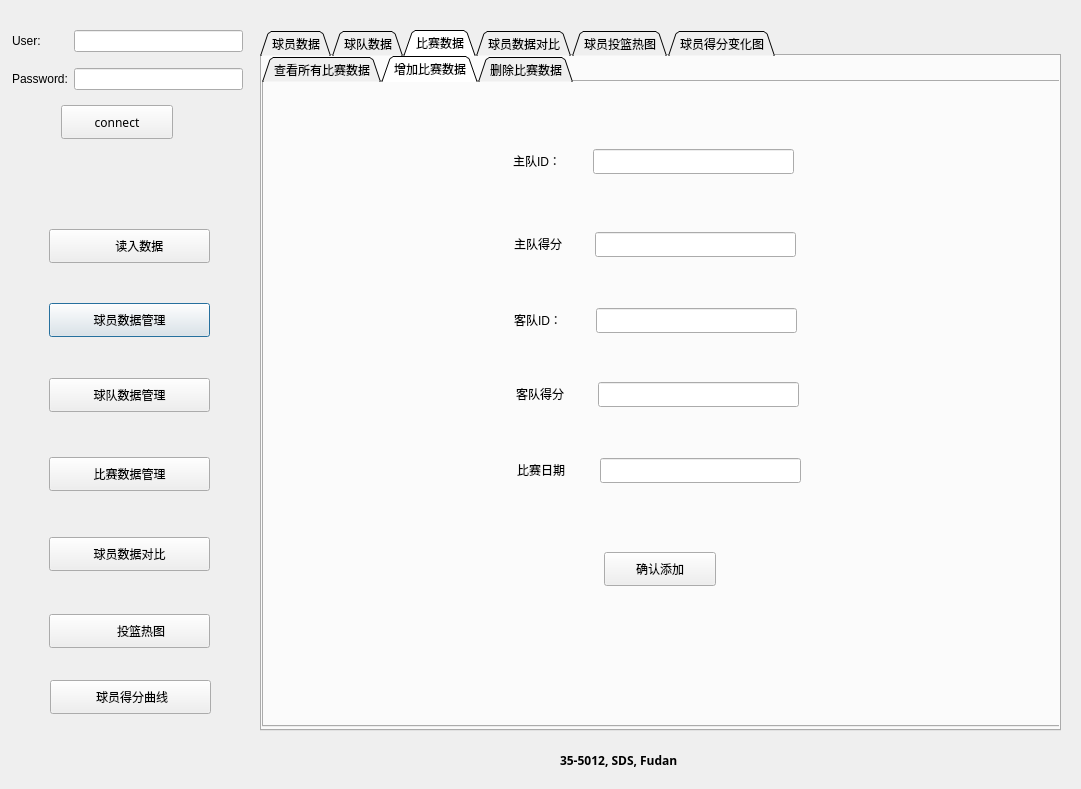
The window that venv/main.ui (pickerxxr/Database_project_5012) describes before a commit, drawn with Qt 5.
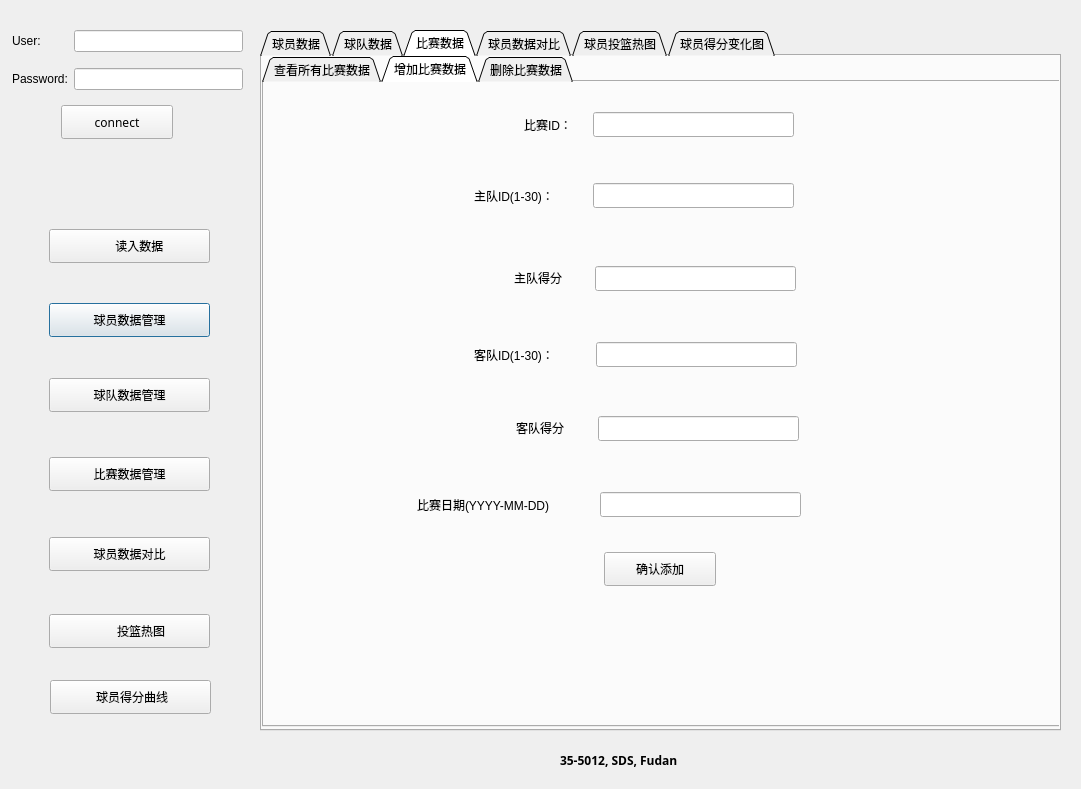
The same window after the commit. The open tabs and pages were chosen to show the change. Icons and pictures are not drawn.

The edit to the form file:
```diff
--- a/venv/main.ui
+++ b/venv/main.ui
@@ -1546,7 +1546,7 @@
        <property name="geometry">
         <rect>
          <x>329</x>
-         <y>67</y>
+         <y>101</y>
          <width>201</width>
          <height>25</height>
         </rect>
@@ -1555,21 +1555,21 @@
       <widget class="QLabel" name="games_add_home_id_label">
        <property name="geometry">
         <rect>
-         <x>249</x>
-         <y>70</y>
-         <width>81</width>
-         <height>18</height>
+         <x>210</x>
+         <y>104</y>
+         <width>121</width>
+         <height>20</height>
         </rect>
        </property>
        <property name="text">
-        <string>主队ID：</string>
+        <string>主队ID(1-30)：</string>
        </property>
       </widget>
       <widget class="QLineEdit" name="games_add_away_id_input">
        <property name="geometry">
         <rect>
          <x>332</x>
-         <y>226</y>
+         <y>260</y>
          <width>201</width>
          <height>25</height>
         </rect>
@@ -1578,21 +1578,21 @@
       <widget class="QLabel" name="games_add_away_id_label">
        <property name="geometry">
         <rect>
-         <x>250</x>
-         <y>229</y>
-         <width>81</width>
-         <height>18</height>
+         <x>210</x>
+         <y>263</y>
+         <width>121</width>
+         <height>20</height>
         </rect>
        </property>
        <property name="text">
-        <string>客队ID：</string>
+        <string>客队ID(1-30)：</string>
        </property>
       </widget>
       <widget class="QLineEdit" name="games_add_home_pts_input">
        <property name="geometry">
         <rect>
          <x>331</x>
-         <y>150</y>
+         <y>184</y>
          <width>201</width>
          <height>25</height>
         </rect>
@@ -1602,7 +1602,7 @@
        <property name="geometry">
         <rect>
          <x>250</x>
-         <y>153</y>
+         <y>187</y>
          <width>81</width>
          <height>18</height>
         </rect>
@@ -1615,7 +1615,7 @@
        <property name="geometry">
         <rect>
          <x>334</x>
-         <y>300</y>
+         <y>334</y>
          <width>201</width>
          <height>25</height>
         </rect>
@@ -1625,7 +1625,7 @@
        <property name="geometry">
         <rect>
          <x>252</x>
-         <y>303</y>
+         <y>337</y>
          <width>81</width>
          <height>18</height>
         </rect>
@@ -1650,26 +1650,49 @@
       <widget class="QLabel" name="games_add_home_pts__label_2">
        <property name="geometry">
         <rect>
-         <x>253</x>
-         <y>379</y>
-         <width>81</width>
-         <height>18</height>
+         <x>153</x>
+         <y>413</y>
+         <width>181</width>
+         <height>20</height>
         </rect>
        </property>
        <property name="text">
-        <string>比赛日期</string>
+        <string>比赛日期(YYYY-MM-DD)</string>
        </property>
       </widget>
       <widget class="QLineEdit" name="games_add_home_date_input">
        <property name="geometry">
         <rect>
          <x>336</x>
-         <y>376</y>
+         <y>410</y>
          <width>201</width>
          <height>25</height>
         </rect>
        </property>
       </widget>
+      <widget class="QLineEdit" name="games_add_game_id_input">
+       <property name="geometry">
+        <rect>
+         <x>329</x>
+         <y>30</y>
+         <width>201</width>
+         <height>25</height>
+        </rect>
+       </property>
+      </widget>
+      <widget class="QLabel" name="games_add_home_id_label_2">
+       <property name="geometry">
+        <rect>
+         <x>260</x>
+         <y>33</y>
+         <width>121</width>
+         <height>20</height>
+        </rect>
+       </property>
+       <property name="text">
+        <string>比赛ID：</string>
+       </property>
+      </widget>
      </widget>
      <widget class="QWidget" name="games_delete_tab">
       <attribute name="title">
```
Left out of the diff: 34 changed lines with no effect on the pictures.
